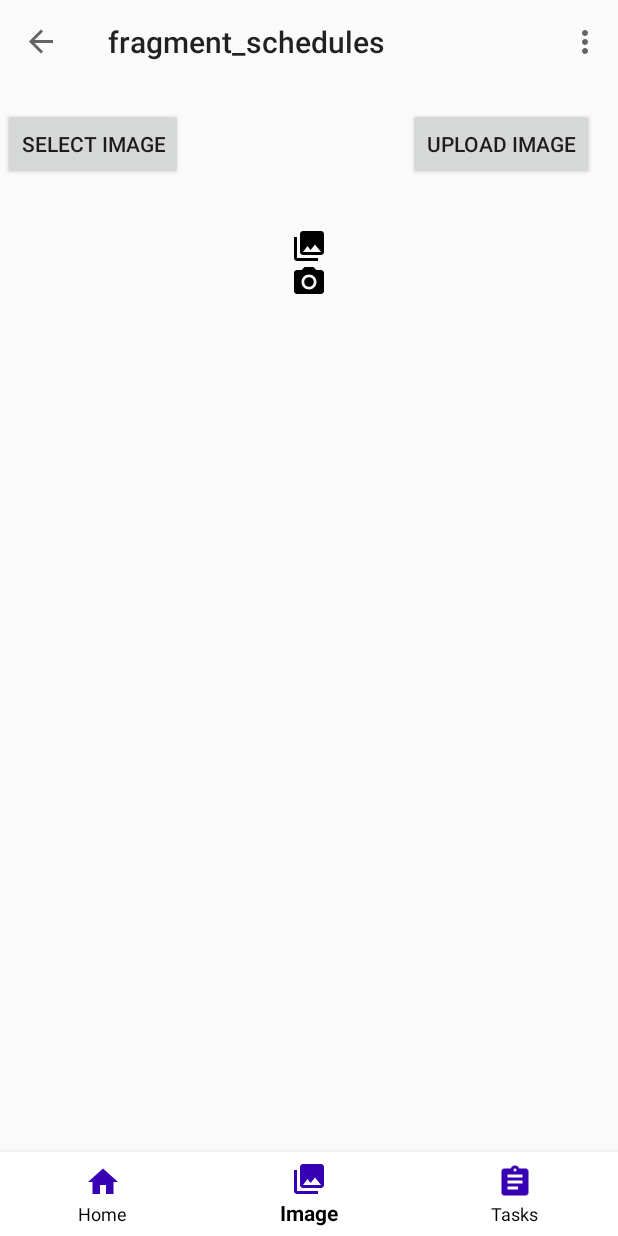
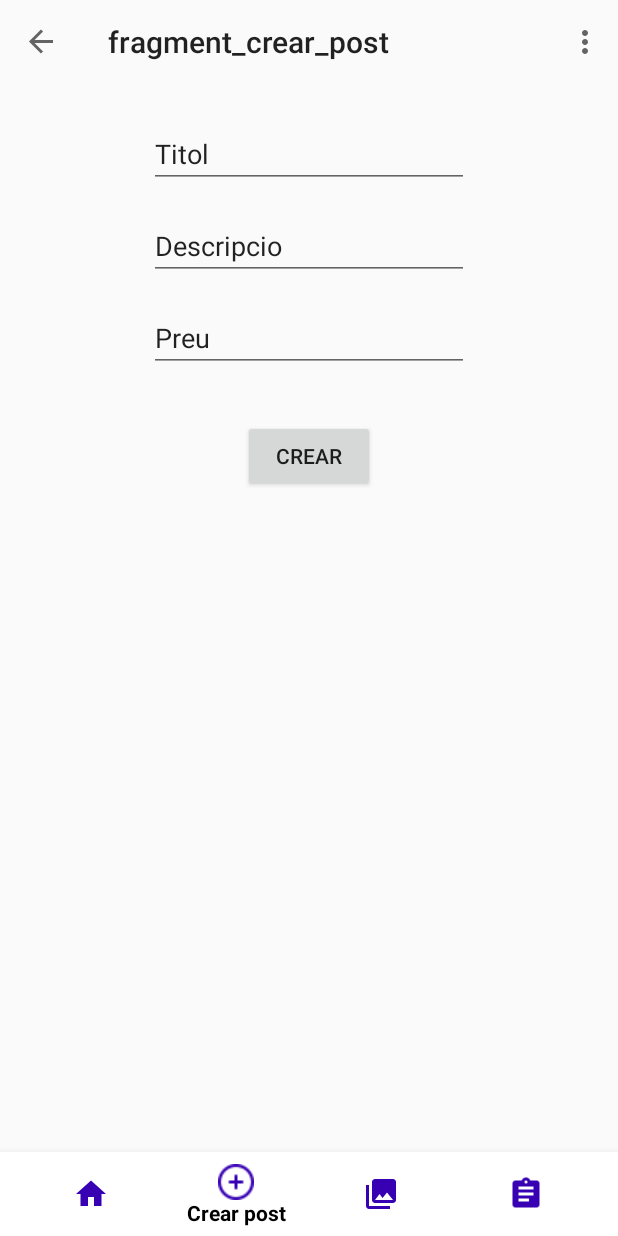
Before and after one commit to JoelDarnes88/android, an Android app: the AddTaskFragment screen opened through its navigation route, item 2 of the bottom bar chosen, on a phone screen of 412 x 824 dp. Run offline under Robolectric (Android 15) with nearby library versions, the phone set to English and light mode, and no system bars; our stand-ins replace navigation-ui; libraries missing offline, so code that uses them is left out: retrofit2.converter.jackson.

Commit message:
Com UR vull poder crear posts P244-60

```diff
--- /dev/null
+++ b/app/src/main/java/org/udg/pds/todoandroid/entity/Post.java
@@ -0,0 +1,23 @@
+package org.udg.pds.todoandroid.entity;
+
+import com.fasterxml.jackson.annotation.JsonIdentityInfo;
+import com.fasterxml.jackson.annotation.ObjectIdGenerators;
+
+/**
+ * Created by imartin on 12/02/16.
+ */
+@JsonIdentityInfo(generator = ObjectIdGenerators.PropertyGenerator.class,
+    property = "id", scope = Post.class)
+public class Post {
+    public Long id;
+    public String titol;
+    public String descripcio;
+    public Double preu;
+    public Long userId;
+
+    public Post(String title, String description, double price) {
+        this.titol = title;
+        this.descripcio = description;
+        this.preu = price;
+    }
+}
--- /dev/null
+++ b/app/src/main/java/org/udg/pds/todoandroid/fragment/CrearPostFragment.java
@@ -0,0 +1,81 @@
+package org.udg.pds.todoandroid.fragment;
+
+import android.app.DatePickerDialog;
+import android.app.TimePickerDialog;
+import android.os.Bundle;
+
+import androidx.fragment.app.Fragment;
+
+import android.util.Log;
+import android.view.LayoutInflater;
+import android.view.View;
+import android.view.ViewGroup;
+import android.widget.Button;
+import android.widget.EditText;
+import android.widget.Toast;
+import org.udg.pds.todoandroid.entity.IdObject;
+
+import org.udg.pds.todoandroid.R;
+import org.udg.pds.todoandroid.entity.Post;
+import org.udg.pds.todoandroid.rest.TodoApi;
+import org.udg.pds.todoandroid.TodoApp;
+
+import okhttp3.ResponseBody;
+import retrofit2.Call;
+import retrofit2.Callback;
+import retrofit2.Response;
+
+
+public class CrearPostFragment extends Fragment {
+
+    TodoApi mTodoService;
+
+
+    @Override
+    public View onCreateView(LayoutInflater inflater, ViewGroup container,
+                             Bundle savedInstanceState) {
+        super.onCreate(savedInstanceState);
+        View view = inflater.inflate(R.layout.fragment_crear_post, container, false);
+
+        mTodoService = ((TodoApp) getActivity().getApplication()).getAPI();
+
+        final EditText editTextTitle = view.findViewById(R.id.editTextTitle);
+        final EditText editTextDescription = view.findViewById(R.id.editTextDescription);
+        final EditText editTextPrice = view.findViewById(R.id.editTextPrice);
+        Button buttonSubmit = view.findViewById(R.id.buttonSubmitPost);
+
+        buttonSubmit.setOnClickListener(new View.OnClickListener() {
+            public void onClick(View v) {
+                String title = editTextTitle.getText().toString();
+                String description = editTextDescription.getText().toString();
+                double price;
+                try {
+                    price = Double.parseDouble(editTextPrice.getText().toString());
+                } catch (NumberFormatException e) {
+                    Toast.makeText(getContext(), "Preu invalid", Toast.LENGTH_LONG).show();
+                    return;
+                }
+
+                Call<ResponseBody> call = mTodoService.addPost(new Post(title,description,price));
+                call.enqueue(new Callback<ResponseBody>() {
+                    @Override
+                    public void onResponse(Call<ResponseBody> call, Response<ResponseBody> response) {
+                        if (response.isSuccessful()) {
+                            Toast.makeText(getContext(), "Post creat correctament", Toast.LENGTH_LONG).show();
+                        } else {
+                            Toast.makeText(getContext(), "Error afegint el post", Toast.LENGTH_LONG).show();
+                        }
+                    }
+
+                    @Override
+                    public void onFailure(Call<ResponseBody> call, Throwable t) {
+                        Toast.makeText(getContext(), "Fallada afegint el post: ", Toast.LENGTH_LONG).show();
+
+                    }
+                });
+            }
+        });
+
+        return view;
+    }
+}
--- a/app/src/main/java/org/udg/pds/todoandroid/rest/TodoApi.java
+++ b/app/src/main/java/org/udg/pds/todoandroid/rest/TodoApi.java
@@ -4,10 +4,13 @@ import org.udg.pds.todoandroid.entity.IdObject;
 import org.udg.pds.todoandroid.entity.Task;
 import org.udg.pds.todoandroid.entity.User;
 import org.udg.pds.todoandroid.entity.UserLogin;
+import org.udg.pds.todoandroid.entity.Post;
 
+import java.util.Collection;
 import java.util.List;
 
 import okhttp3.MultipartBody;
+import okhttp3.ResponseBody;
 import retrofit2.Call;
 import retrofit2.http.Body;
 import retrofit2.http.GET;
@@ -39,4 +42,6 @@ public interface TodoApi {
     @Multipart
     Call<String> uploadImage(@Part MultipartBody.Part file);
 
+    @POST("/posts/post")
+    Call<ResponseBody> addPost(@Body Post post);
 }
--- /dev/null
+++ b/app/src/main/res/layout/fragment_crear_post.xml
@@ -0,0 +1,60 @@
+<?xml version="1.0" encoding="utf-8"?>
+<androidx.constraintlayout.widget.ConstraintLayout xmlns:android="http://schemas.android.com/apk/res/android"
+    xmlns:app="http://schemas.android.com/apk/res-auto"
+    xmlns:tools="http://schemas.android.com/tools"
+    android:id="@+id/frameLayout2"
+    android:layout_width="match_parent"
+    android:layout_height="match_parent"
+    tools:context=".fragment.CrearPostFragment">
+
+    <!-- TODO: Update blank fragment layout -->
+
+    <EditText
+        android:id="@+id/editTextTitle"
+        android:layout_width="wrap_content"
+        android:layout_height="wrap_content"
+        android:layout_marginTop="24dp"
+        android:ems="10"
+        android:inputType="text"
+        android:text="Titol"
+        app:layout_constraintEnd_toEndOf="parent"
+        app:layout_constraintStart_toStartOf="parent"
+        app:layout_constraintTop_toTopOf="parent"
+        tools:ignore="MissingConstraints" />
+
+    <EditText
+        android:id="@+id/editTextDescription"
+        android:layout_width="wrap_content"
+        android:layout_height="wrap_content"
+        android:layout_marginTop="16dp"
+        android:ems="10"
+        android:inputType="text"
+        android:text="Descripcio"
+        app:layout_constraintEnd_toEndOf="parent"
+        app:layout_constraintStart_toStartOf="parent"
+        app:layout_constraintTop_toBottomOf="@+id/editTextTitle" />
+
+    <EditText
+        android:id="@+id/editTextPrice"
+        android:layout_width="wrap_content"
+        android:layout_height="wrap_content"
+        android:layout_marginTop="16dp"
+        android:ems="10"
+        android:inputType="text"
+        android:text="Preu"
+        app:layout_constraintEnd_toEndOf="parent"
+        app:layout_constraintStart_toStartOf="parent"
+        app:layout_constraintTop_toBottomOf="@+id/editTextDescription" />
+
+    <Button
+        android:id="@+id/buttonSubmitPost"
+        android:layout_width="wrap_content"
+        android:layout_height="wrap_content"
+        android:layout_marginTop="32dp"
+        android:text="CREAR"
+        app:layout_constraintEnd_toEndOf="parent"
+        app:layout_constraintStart_toStartOf="parent"
+        app:layout_constraintTop_toBottomOf="@+id/editTextPrice"
+        tools:ignore="MissingConstraints" />
+
+</androidx.constraintlayout.widget.ConstraintLayout>
--- a/app/src/main/res/menu/bottom_navigation_menu.xml
+++ b/app/src/main/res/menu/bottom_navigation_menu.xml
@@ -7,6 +7,12 @@
             android:icon="@drawable/ic_home_black_24dp"
             android:title="@string/text_home"
             app:showAsAction="ifRoom" />
+    <item
+        android:id="@+id/crearPostFragment"
+        android:enabled="true"
+        android:icon="@drawable/agregar"
+        android:title="@string/crear_post"
+        app:showAsAction="ifRoom" />
     <item
             android:id="@+id/action_image"
             android:checked="true"
--- a/app/src/main/res/navigation/nav_graph.xml
+++ b/app/src/main/res/navigation/nav_graph.xml
@@ -47,4 +47,9 @@
         android:id="@+id/settingsFragment"
         android:name="org.udg.pds.todoandroid.fragment.SettingsFragment"
         android:label="SettingsFragment" />
+    <fragment
+        android:id="@+id/crearPostFragment"
+        android:name="org.udg.pds.todoandroid.fragment.CrearPostFragment"
+        android:label="fragment_crear_post"
+        tools:layout="@layout/fragment_crear_post" />
 </navigation>
--- a/app/src/main/res/values/strings.xml
+++ b/app/src/main/res/values/strings.xml
@@ -28,5 +28,6 @@
     <!-- TODO: Remove or change this placeholder text -->
     <string name="hello_blank_fragment">Hello blank fragment</string>
     <string name="text_settings">This are the settings</string>
+    <string name="crear_post">Crear post</string>
 
 </resources>
```
Also changed, not shown: app/src/main/res/drawable/agregar.png (added).
